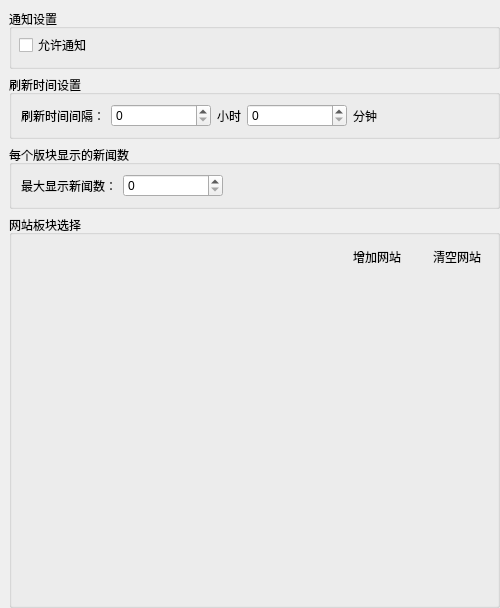
Above: settingform.ui from RemnantCloude/FlyMessage before the change. Below: the same form after it.
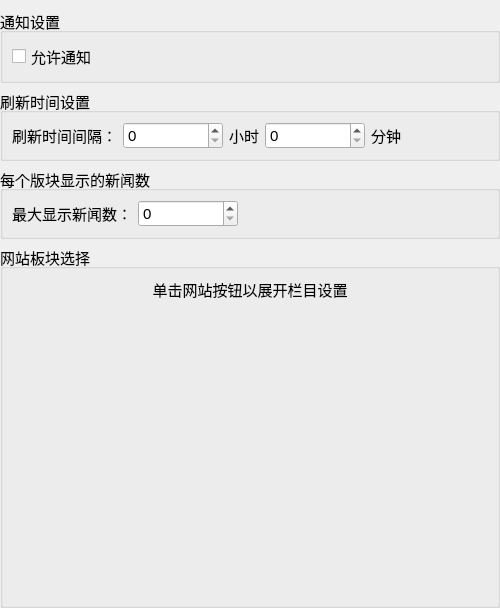
That is the form after the change. Icons and pictures are not drawn.

```diff
--- a/settingform.ui
+++ b/settingform.ui
@@ -16,12 +16,17 @@
     <height>16777215</height>
    </size>
   </property>
+  <property name="font">
+   <font>
+    <pointsize>11</pointsize>
+   </font>
+  </property>
   <property name="windowTitle">
    <string>Form</string>
   </property>
   <layout class="QVBoxLayout" name="windowLayout">
    <property name="leftMargin">
-    <number>9</number>
+    <number>0</number>
    </property>
    <property name="topMargin">
     <number>9</number>
@@ -46,22 +51,24 @@
      <property name="flat">
       <bool>false</bool>
      </property>
-     <widget class="QCheckBox" name="noticeCheckBox">
-      <property name="geometry">
-       <rect>
-        <x>10</x>
-        <y>28</y>
-        <width>71</width>
-        <height>16</height>
-       </rect>
-      </property>
-      <property name="text">
-       <string>允许通知</string>
-      </property>
-      <property name="tristate">
-       <bool>false</bool>
-      </property>
-     </widget>
+     <layout class="QVBoxLayout" name="verticalLayout">
+      <item>
+       <widget class="QCheckBox" name="noticeCheckBox">
+        <property name="sizePolicy">
+         <sizepolicy hsizetype="Expanding" vsizetype="Fixed">
+          <horstretch>0</horstretch>
+          <verstretch>0</verstretch>
+         </sizepolicy>
+        </property>
+        <property name="text">
+         <string>允许通知</string>
+        </property>
+        <property name="tristate">
+         <bool>false</bool>
+        </property>
+       </widget>
+      </item>
+     </layout>
     </widget>
    </item>
    <item>
@@ -212,109 +219,22 @@
        <number>0</number>
       </property>
       <item>
-       <widget class="QWidget" name="widget" native="true">
+       <widget class="QLabel" name="tipLabel">
         <property name="minimumSize">
          <size>
           <width>0</width>
           <height>40</height>
          </size>
         </property>
-        <property name="maximumSize">
-         <size>
-          <width>16777215</width>
-          <height>36</height>
-         </size>
+        <property name="styleSheet">
+         <string notr="true"/>
         </property>
-        <layout class="QHBoxLayout" name="buttonsLayout">
-         <property name="spacing">
-          <number>0</number>
-         </property>
-         <property name="leftMargin">
-          <number>0</number>
-         </property>
-         <property name="topMargin">
-          <number>0</number>
-         </property>
-         <property name="rightMargin">
-          <number>0</number>
-         </property>
-         <property name="bottomMargin">
-          <number>0</number>
-         </property>
-         <item>
-          <spacer name="buttonsSpacer">
-           <property name="orientation">
-            <enum>Qt::Horizontal</enum>
-           </property>
-           <property name="sizeHint" stdset="0">
-            <size>
-             <width>40</width>
-             <height>20</height>
-            </size>
-           </property>
-          </spacer>
-         </item>
-         <item>
-          <widget class="QPushButton" name="addButton">
-           <property name="sizePolicy">
-            <sizepolicy hsizetype="Minimum" vsizetype="Expanding">
-             <horstretch>0</horstretch>
-             <verstretch>0</verstretch>
-            </sizepolicy>
-           </property>
-           <property name="styleSheet">
-            <string notr="true">QPushButton:hover{border: 1px solid black;}
-QPushButton:pressed{background:rgb(151,208,255);}</string>
-           </property>
-           <property name="text">
-            <string>增加网站</string>
-           </property>
-           <property name="icon">
-            <iconset resource="resource.qrc">
-             <normaloff>:/icons/add.ico</normaloff>:/icons/add.ico</iconset>
-           </property>
-           <property name="iconSize">
-            <size>
-             <width>32</width>
-             <height>32</height>
-            </size>
-           </property>
-           <property name="flat">
-            <bool>true</bool>
-           </property>
-          </widget>
-         </item>
-         <item>
-          <widget class="QPushButton" name="clearButton">
-           <property name="sizePolicy">
-            <sizepolicy hsizetype="Minimum" vsizetype="Expanding">
-             <horstretch>0</horstretch>
-             <verstretch>0</verstretch>
-            </sizepolicy>
-           </property>
-           <property name="styleSheet">
-            <string notr="true">QPushButton:hover{border: 1px solid black;}
-QPushButton:pressed{background:rgb(151,208,255);}</string>
-           </property>
-           <property name="text">
-            <string>清空网站</string>
-           </property>
-           <property name="icon">
-            <iconset resource="resource.qrc">
-             <normaloff>:/icons/clear.ico</normaloff>:/icons/clear.ico</iconset>
-           </property>
-           <property name="iconSize">
-            <size>
-             <width>32</width>
-             <height>32</height>
-            </size>
-           </property>
-           <property name="flat">
-            <bool>true</bool>
-           </property>
-          </widget>
-         </item>
-        </layout>
+        <property name="text">
+         <string>单击网站按钮以展开栏目设置</string>
+        </property>
+        <property name="alignment">
+         <set>Qt::AlignCenter</set>
+        </property>
        </widget>
       </item>
       <item>
```
Left out of the diff: 6 changed lines with no effect on the pictures.
